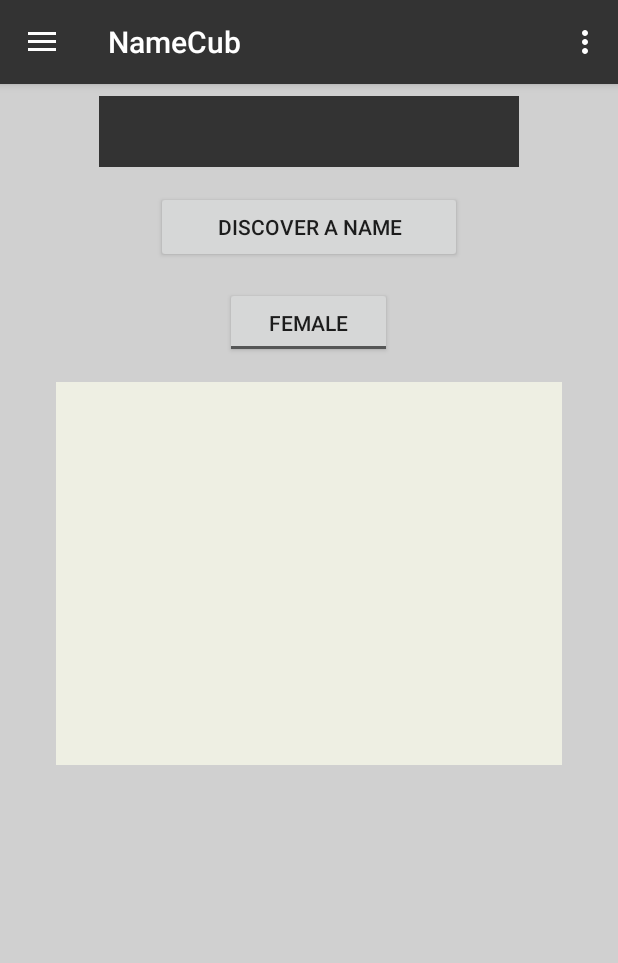
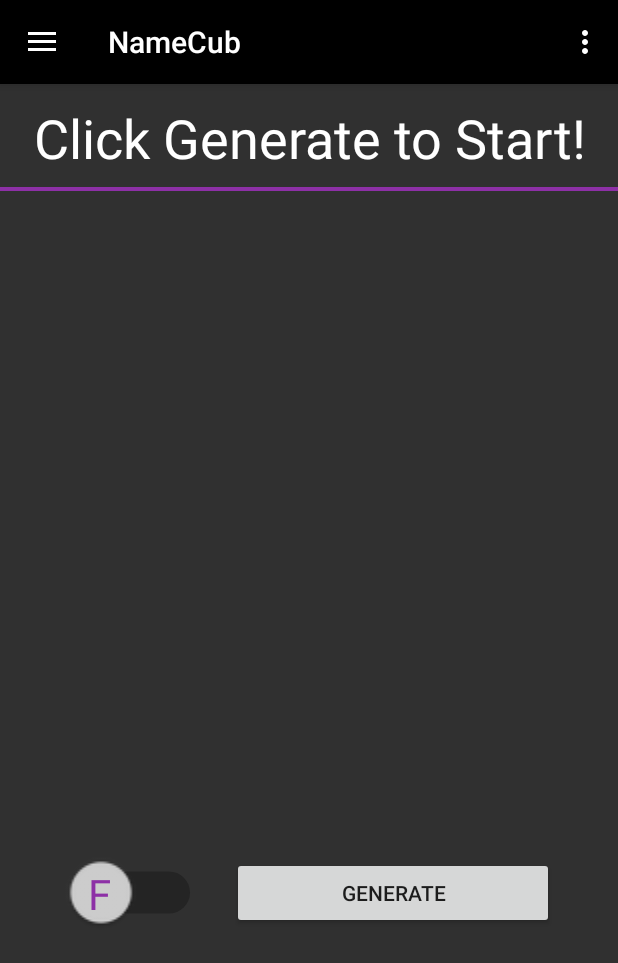
Before and after one commit to bvanberl/NameGen_Android, an Android app: the screen it shows after launch (MainActivity), on a phone screen of 412 x 824 dp. Shown: the top 963 px of the screen. Run offline under Robolectric (Android 15) with nearby library versions, the phone set to English and light mode, and no system bars; libraries missing offline, so code that uses them is left out: io.realm, io.realm.internal; 3 statements that could not run were skipped.

Commit message:
Updated Favourites UI

```diff
--- a/app/src/main/java/com/vanberlo/blake/newname_android/Fragments/HomeFragment.java
+++ b/app/src/main/java/com/vanberlo/blake/newname_android/Fragments/HomeFragment.java
@@ -6,10 +6,13 @@ import com.vanberlo.blake.newname_android.Adapters.RecentsListAdapter;
 import android.content.Context;
 import android.content.Intent;
 import android.graphics.Color;
+import android.graphics.Paint;
 import android.net.Uri;
 import android.opengl.GLException;
 import android.os.Bundle;
 import android.support.v4.app.Fragment;
+import android.text.SpannableString;
+import android.text.style.UnderlineSpan;
 import android.util.Log;
 import android.view.LayoutInflater;
 import android.view.View;
@@ -17,6 +20,7 @@ import android.view.ViewGroup;
 import android.widget.AdapterView;
 import android.widget.Button;
 import android.widget.ListView;
+import android.widget.Switch;
 import android.widget.TextView;
 import android.widget.Toast;
 import android.widget.ToggleButton;
@@ -34,7 +38,7 @@ import static io.realm.internal.SyncObjectServerFacade.getApplicationContext;
  * Activities that contain this fragment must implement the
  * {@link HomeFragment.OnFragmentInteractionListener} interface
  * to handle interaction events.
- * Use the {@link HomeFragment#newInstance} factory method to
+ * Use the {@link HomeFragment# newInstance} factory method to
  * create an instance of this fragment.
  */
 public class HomeFragment extends Fragment implements View.OnClickListener {
@@ -42,7 +46,7 @@ public class HomeFragment extends Fragment implements View.OnClickListener {
 
     private Model model;
     private TextView newNameTextView;
-    private ToggleButton genderToggleButton;
+    private Switch genderToggleButton;
 
     private ArrayList<Name> arrayHistory;
     private ListView listViewHistory;
@@ -71,7 +75,7 @@ public class HomeFragment extends Fragment implements View.OnClickListener {
 
         //Assigning view IDs. Wait for root view to be created first.
         newNameTextView = (TextView) rootView.findViewById(R.id.textViewName);
-        genderToggleButton = (ToggleButton) rootView.findViewById(R.id.toggleGender);
+        genderToggleButton = (Switch) rootView.findViewById(R.id.toggleGender);
         listViewHistory = (ListView) rootView.findViewById(R.id.listViewHistory);
 
         //Something with the list
@@ -122,30 +126,32 @@ public class HomeFragment extends Fragment implements View.OnClickListener {
     }
 
     public void onGenerateNameBtnClicked(){
+        //Check the toggle button for the gender selected
         boolean male = (genderToggleButton).isChecked();
+
+        //Generate a male or female name based on the previous variable
         String generatedNameLower = "";
-
         if (male){
             generatedNameLower = model.predictName(Gender.MALE);
-            newNameTextView.setTextColor(Color.BLUE);
         }
         else{
             generatedNameLower = model.predictName(Gender.FEMALE);
-            newNameTextView.setTextColor(Color.RED);
-
         }
 
+        //Add an upper case letter as the first letter in the name
         String generatedNameUpper = generatedNameLower.substring(0, 1).toUpperCase() + generatedNameLower.substring(1);
         Name generatedName;
+
+        //Create a name object out of the name generated to be added to the listview
         if(male) {
             generatedName = new Name(generatedNameUpper, Gender.MALE);
         }else{
             generatedName = new Name(generatedNameUpper, Gender.FEMALE);
         }
 
+        //Update the list view, set the text of the main textview to the new name generated
         arrayHistory.add(0,generatedName);
         stringArrayAdapter.notifyDataSetChanged();
-
         listViewHistory.setClickable(true);
         newNameTextView.setText(generatedNameUpper);
     }
--- a/app/src/main/res/drawable/underline.xml
+++ b/app/src/main/res/drawable/underline.xml
@@ -1,4 +1,20 @@
 <?xml version="1.0" encoding="utf-8"?>
-<selector xmlns:android="http://schemas.android.com/apk/res/android">
+<layer-list xmlns:android="http://schemas.android.com/apk/res/android" >
+    <item>
+        <shape
+            android:shape="rectangle">
+            <stroke android:width="1dp" android:color="@color/purple" />
+            <solid android:color="@color/purple" />
 
-</selector>
+        </shape>
+    </item>
+
+    <item android:bottom="3dp">
+        <shape
+            android:shape="rectangle">
+            <stroke android:width="1dp" android:color="@color/darkGrey" />
+            <solid android:color="@color/darkGrey" />
+        </shape>
+    </item>
+
+</layer-list>
--- a/app/src/main/res/layout/activity_main.xml
+++ b/app/src/main/res/layout/activity_main.xml
@@ -11,6 +11,7 @@
     <LinearLayout
         android:layout_width="match_parent"
         android:layout_height="match_parent"
+        android:background="@color/darkGrey"
         android:orientation="vertical">
 
         <!-- The action bar at the top of the screen -->
--- a/app/src/main/res/layout/favourites_list_item_view.xml
+++ b/app/src/main/res/layout/favourites_list_item_view.xml
@@ -8,7 +8,7 @@
     android:paddingRight="10dp"
     android:paddingBottom="5dp"
     android:paddingTop="5dp"
-    android:background="@color/lightBeige">
+    android:background="@color/lightGrey">
 
     <TextView
         android:id="@+id/name_text"
--- a/app/src/main/res/layout/fragment_about.xml
+++ b/app/src/main/res/layout/fragment_about.xml
@@ -4,35 +4,44 @@
     android:layout_width="match_parent"
     android:layout_height="match_parent"
     android:orientation="vertical"
-    android:padding="20dp"
+    android:padding="8dp"
+    android:background="@color/darkGrey"
     tools:context=".Fragments.AboutFragment">
 
     <!-- TODO: Update blank fragment layout -->
     <TextView
         android:id="@+id/textViewTitle1"
+        android:background="@drawable/underline"
         android:layout_width="match_parent"
         android:layout_height="40dp"
-        android:textSize="20dp"
+        android:textSize="30dp"
+        android:textColor="@android:color/white"
         android:text="About the Creators" />
 
     <TextView
         android:id="@+id/textViewAbout1"
         android:layout_width="fill_parent"
         android:layout_height="200dp"
-        android:text="Blake and Bennett jargen"
+        android:text="Blake and Bennett stuff"
+        android:textColor="@android:color/white"
+        android:paddingTop="8dp"
         android:visibility="visible" />
     <TextView
         android:id="@+id/textViewTitle2"
+        android:background="@drawable/underline"
         android:layout_width="match_parent"
         android:layout_height="40dp"
-        android:textSize="20dp"
+        android:textSize="30dp"
+        android:textColor="@android:color/white"
         android:text="About the App" />
 
     <TextView
         android:id="@+id/textViewAbout2"
         android:layout_width="fill_parent"
         android:layout_height="200dp"
-        android:text="Machine learning jargen"
+        android:textColor="@android:color/white"
+        android:text="Machine learning stuff"
+        android:paddingTop="8dp"
         android:visibility="visible" />
 
 </LinearLayout>
--- a/app/src/main/res/layout/fragment_favourites.xml
+++ b/app/src/main/res/layout/fragment_favourites.xml
@@ -5,20 +5,26 @@
     android:layout_width="match_parent"
     android:layout_height="match_parent"
     android:orientation="vertical"
+    android:background="@color/darkGrey"
     android:gravity="center_horizontal">
 
     <TextView
         android:layout_width="fill_parent"
-        android:layout_height="45dp"
-        android:text="Saved names" />
+        android:layout_height="71dp"
+        android:background="@drawable/underline"
+        android:text="Favorites"
+        android:textSize="36dp"
+        android:textAlignment="center"
+        android:gravity="center"
+        android:textColor="@android:color/white"/>
 
     <ListView
         android:id="@+id/listViewFavourites"
         android:layout_width="337dp"
-        android:layout_height="376dp"
+        android:layout_height="fill_parent"
+        android:background="@color/darkGrey"
         android:paddingBottom="5dp"
-        android:paddingTop="5dp"
-        android:background="@color/lightBeige"
+        android:paddingTop="16dp"
         android:visibility="visible"
         tools:tag="Favourites" />
 
--- a/app/src/main/res/layout/fragment_home.xml
+++ b/app/src/main/res/layout/fragment_home.xml
@@ -5,71 +5,83 @@
     android:layout_width="match_parent"
     android:layout_height="match_parent"
     android:orientation="vertical"
-    android:background="@color/grey"
+    android:background="@color/darkGrey"
     android:gravity="center_horizontal">
 
     <TextView
         android:id="@+id/textViewName"
-        android:layout_width="280dp"
-        android:layout_height="47dp"
-        android:layout_marginBottom="16dp"
-        android:layout_marginEnd="8dp"
-        android:layout_marginStart="8dp"
-        android:layout_marginTop="8dp"
-        android:background="@color/colorPrimary"
+        android:layout_width="fill_parent"
+        android:layout_height="71dp"
+        android:background="@drawable/underline"
         android:textAlignment="center"
+        android:gravity="center"
         android:textAppearance="@style/TextAppearance.AppCompat.Headline"
-        app:layout_constraintBottom_toTopOf="@+id/toggleGender"
-        app:layout_constraintEnd_toEndOf="parent"
-        app:layout_constraintStart_toStartOf="parent"
-        app:layout_constraintTop_toTopOf="parent"
-        tools:elevation="4dp"
-        tools:textSize="30sp" />
-
-    <Button
-        android:id="@+id/buttonName"
-        android:layout_width="204dp"
-        android:layout_height="wrap_content"
-        android:layout_marginBottom="0dp"
-        android:layout_marginEnd="8dp"
-        android:layout_marginStart="8dp"
-        android:layout_marginTop="0dp"
-        android:text="Discover a Name"
-        app:layout_constraintBottom_toTopOf="@+id/listViewHistory"
-        app:layout_constraintEnd_toEndOf="parent"
-        app:layout_constraintStart_toStartOf="parent"
-        app:layout_constraintTop_toBottomOf="@+id/toggleGender"
-        android:onClick="onClick"/>
-
-    <ToggleButton
-        android:id="@+id/toggleGender"
-        android:layout_width="111dp"
-        android:layout_height="47dp"
-        android:layout_marginBottom="16dp"
-        android:layout_marginEnd="8dp"
-        android:layout_marginStart="8dp"
-        android:layout_marginTop="16dp"
-        android:text="ToggleButton"
-        android:textOff="Female"
-        android:textOn="Male"
-        app:layout_constraintBottom_toTopOf="@+id/buttonName"
-        app:layout_constraintEnd_toEndOf="parent"
-        app:layout_constraintStart_toStartOf="parent"
-        app:layout_constraintTop_toBottomOf="@+id/textViewName" />
+        android:textColor="@color/white"
+        android:hint="@string/home_hint_message"
+        android:textColorHint="@color/white"
+        android:textSize="36dp" />
 
     <ListView
         android:id="@+id/listViewHistory"
         android:layout_width="337dp"
-        android:layout_height="255dp"
+        android:layout_height="436dp"
+        android:background="@color/darkGrey"
         android:paddingBottom="5dp"
         android:paddingTop="5dp"
         app:layout_constraintBottom_toBottomOf="parent"
         app:layout_constraintEnd_toEndOf="parent"
         app:layout_constraintStart_toStartOf="parent"
         app:layout_constraintTop_toBottomOf="@+id/buttonName"
-        android:background="@color/lightBeige"
         tools:tag="History">
 
     </ListView>
 
+    <LinearLayout
+        android:layout_width="337dp"
+        android:layout_height="match_parent"
+        android:layout_marginTop="8dp"
+        android:layout_marginLeft="40dp"
+        android:layout_gravity="left"
+        android:orientation="horizontal">
+
+        <Switch
+            android:id="@+id/toggleGender"
+            android:layout_width="111dp"
+            android:layout_height="47dp"
+            android:layout_gravity="center_horizontal"
+            android:layout_marginBottom="0dp"
+            android:layout_marginEnd="8dp"
+            android:layout_marginStart="8dp"
+            android:layout_marginTop="0dp"
+            android:layout_weight="1"
+            android:gravity="center_vertical|center_horizontal"
+            android:maxHeight="28dp"
+            android:showText="true"
+            android:switchMinWidth="54dp"
+            android:scaleX="2"
+            android:scaleY="2"
+            android:thumbTint="@color/lightGrey"
+            android:switchTextAppearance="@style/SwitchTextAppearance"
+            android:textOff="@string/switch_female"
+            android:textOn="@string/switch_male"
+            android:visibility="visible" />
+
+        <Button
+            android:id="@+id/buttonName"
+            android:layout_width="260dp"
+            android:layout_height="wrap_content"
+            android:layout_marginBottom="0dp"
+            android:layout_marginEnd="8dp"
+            android:layout_marginStart="32dp"
+            android:layout_marginTop="0dp"
+            android:layout_weight="1"
+            android:onClick="onClick"
+            android:text="@string/button_name_text"
+            app:layout_constraintBottom_toTopOf="@+id/listViewHistory"
+            app:layout_constraintEnd_toEndOf="parent"
+            app:layout_constraintStart_toStartOf="parent"
+            app:layout_constraintTop_toBottomOf="@+id/toggleGender" />
+
+    </LinearLayout>
+
 </LinearLayout>
--- a/app/src/main/res/layout/nav_header_main.xml
+++ b/app/src/main/res/layout/nav_header_main.xml
@@ -33,7 +33,7 @@
         android:text="Name\nCub"
         android:textAlignment="gravity"
         android:textAppearance="@style/TextAppearance.AppCompat"
-        android:textColor="@color/colorPrimaryDark"
+        android:textColor="@color/purple"
         android:textSize="41sp"
         tools:lineSpacingExtra="0sp" />
 
--- a/app/src/main/res/layout/recents_list_item_view.xml
+++ b/app/src/main/res/layout/recents_list_item_view.xml
@@ -8,7 +8,7 @@
     android:paddingRight="10dp"
     android:paddingBottom="5dp"
     android:paddingTop="5dp"
-    android:background="@color/lightBeige">
+    android:background="@color/lightGrey">
 
     <TextView
         android:id="@+id/name_text"
--- a/app/src/main/res/menu/activity_main_drawer.xml
+++ b/app/src/main/res/menu/activity_main_drawer.xml
@@ -4,6 +4,7 @@
     tools:showIn="navigation_view">
 
     <group android:checkableBehavior="single">
+
         <item
             android:id="@+id/nav_home"
             android:icon="@drawable/icon_name"
--- a/app/src/main/res/values/colors.xml
+++ b/app/src/main/res/values/colors.xml
@@ -1,10 +1,9 @@
 <?xml version="1.0" encoding="utf-8"?>
 <resources>
-    <color name="colorPrimary">#333333</color>
-    <color name="colorPrimaryDark">#8D30A6</color>
-    <color name="colorAccent">#F1F1F1</color>
     <color name="black">#000000</color>
-    <color name="grey">#D0D0D0</color>
+    <color name="purple">#8D30A6</color>
+    <color name="white">#FFFFFF</color>
+    <color name="lightGrey">#D0D0D0</color>
     <color name="lightBeige">#EEEFE3</color>
-    <color name="darkGrey">#666666</color>
+    <color name="darkGrey">#303030</color>
 </resources>
--- a/app/src/main/res/values/strings.xml
+++ b/app/src/main/res/values/strings.xml
@@ -7,6 +7,11 @@
     <string name="nav_header_desc">Navigation header</string>
     <string name="action_settings">Settings</string>
     <string name="facebook_app_id">The_Namer</string>
+    <string name="switch_male">M</string>
+    <string name="switch_female">F</string>
+    <string name="button_name_text">Generate</string>
+    <string name="home_hint_message">Click "Generate" to Start!</string>
+
 
     <!-- TODO: Remove or change this placeholder text -->
     <string name="hello_blank_fragment">Hello blank fragment</string>
--- a/app/src/main/res/values/styles.xml
+++ b/app/src/main/res/values/styles.xml
@@ -3,9 +3,9 @@
     <!-- Base application theme. -->
     <style name="AppTheme" parent="Theme.AppCompat.Light.DarkActionBar">
         <!-- Customize your theme here. -->
-        <item name="colorPrimary">@color/colorPrimary</item>
-        <item name="colorPrimaryDark">@color/colorPrimaryDark</item>
-        <item name="colorAccent">@color/colorAccent</item>
+        <item name="colorPrimary">@color/black</item>
+        <item name="colorPrimaryDark">@color/purple</item>
+        <item name="colorAccent">@color/white</item>
     </style>
 
     <style name="AppTheme.NoActionBar">
@@ -13,6 +13,10 @@
         <item name="windowNoTitle">true</item>
     </style>
 
+    <style name="SwitchTextAppearance" parent="@android:style/TextAppearance.Holo.Small">
+        <item name="android:textColor">@color/purple</item>
+    </style>
+
     <style name="AppTheme.AppBarOverlay" parent="ThemeOverlay.AppCompat.Dark.ActionBar" />
 
     <style name="AppTheme.PopupOverlay" parent="ThemeOverlay.AppCompat.Light" />
```
